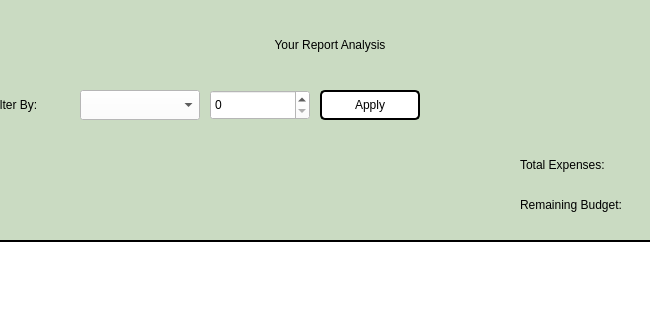
The window that analyzereport.ui (aasishhumagain/BudgetBuddy) describes before a commit, drawn with Qt 5; both pictures show x 210 to 860 and y 0 to 320 of the 1080 by 720 pixel window.
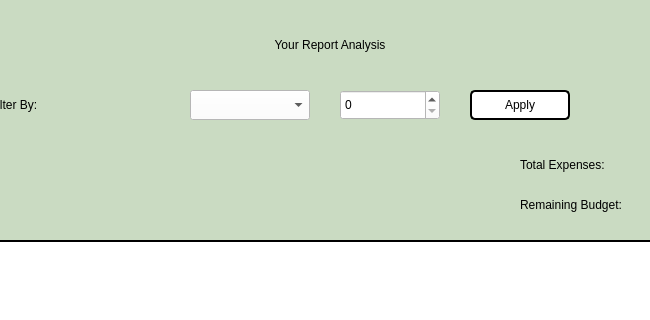
The same window after the commit.

What changed in the file:
```diff
--- a/analyzereport.ui
+++ b/analyzereport.ui
@@ -67,7 +67,7 @@
   <widget class="QComboBox" name="comboBoxMonth">
    <property name="geometry">
     <rect>
-     <x>290</x>
+     <x>400</x>
      <y>90</y>
      <width>120</width>
      <height>30</height>
@@ -85,7 +85,7 @@
   <widget class="QSpinBox" name="spinBoxYear">
    <property name="geometry">
     <rect>
-     <x>420</x>
+     <x>550</x>
      <y>90</y>
      <width>100</width>
      <height>30</height>
@@ -103,7 +103,7 @@
   <widget class="QPushButton" name="buttonFilter">
    <property name="geometry">
     <rect>
-     <x>530</x>
+     <x>680</x>
      <y>90</y>
      <width>100</width>
      <height>30</height>
```
Left out of the diff: 143 changed lines with no effect on the pictures.
